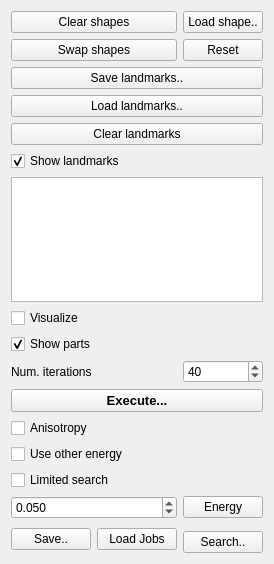
Qt form ddtt/experiment/experiment-widget.ui (ialhashim/ddtt-dev) before a commit.
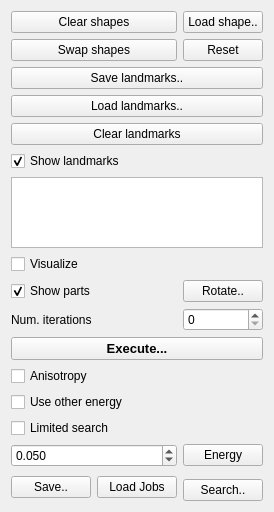
The same form after that commit.

Commit message: [experiment] good status.

Diff of the .ui file:
```diff
--- a/ddtt/experiment/experiment-widget.ui
+++ b/ddtt/experiment/experiment-widget.ui
@@ -7,7 +7,7 @@
     <x>0</x>
     <y>0</y>
     <width>257</width>
-    <height>564</height>
+    <height>512</height>
    </rect>
   </property>
   <property name="windowTitle">
@@ -118,7 +118,7 @@
       <number>5</number>
      </property>
      <property name="value">
-      <number>40</number>
+      <number>0</number>
      </property>
     </widget>
    </item>
@@ -229,6 +229,13 @@
      </property>
     </widget>
    </item>
+   <item row="14" column="1">
+    <widget class="QPushButton" name="rotateButton">
+     <property name="text">
+      <string>Rotate..</string>
+     </property>
+    </widget>
+   </item>
   </layout>
  </widget>
  <resources/>
```
Left out of the diff: 2 changed lines with no effect on the pictures. The commit also changes 2 other files.
